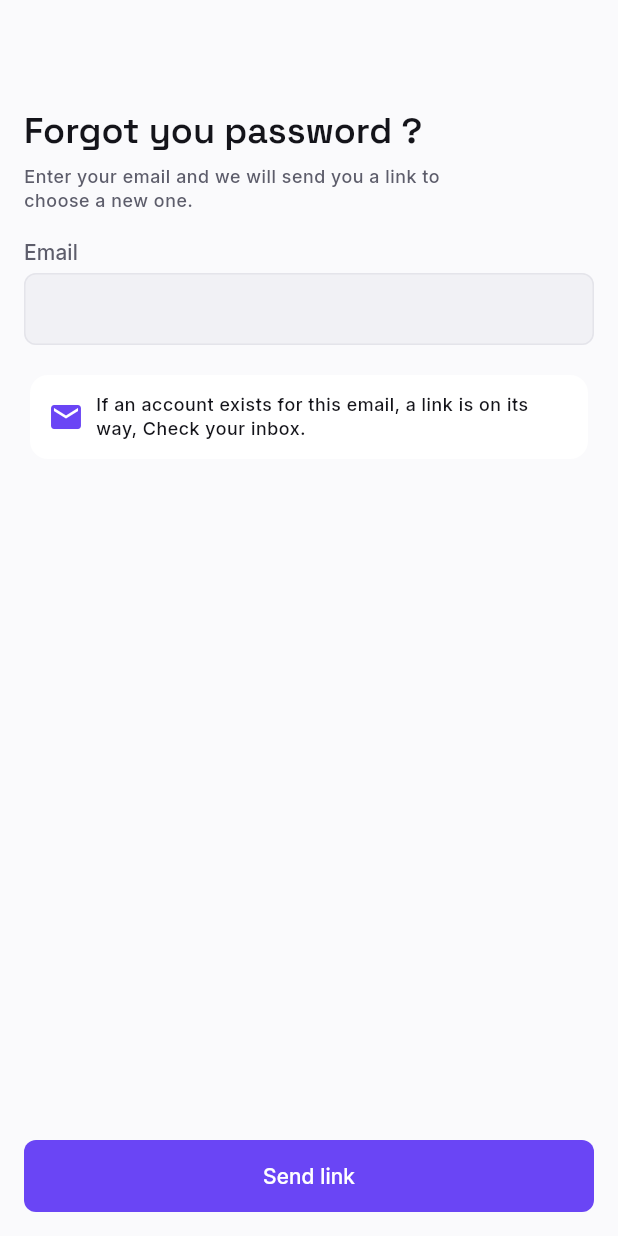
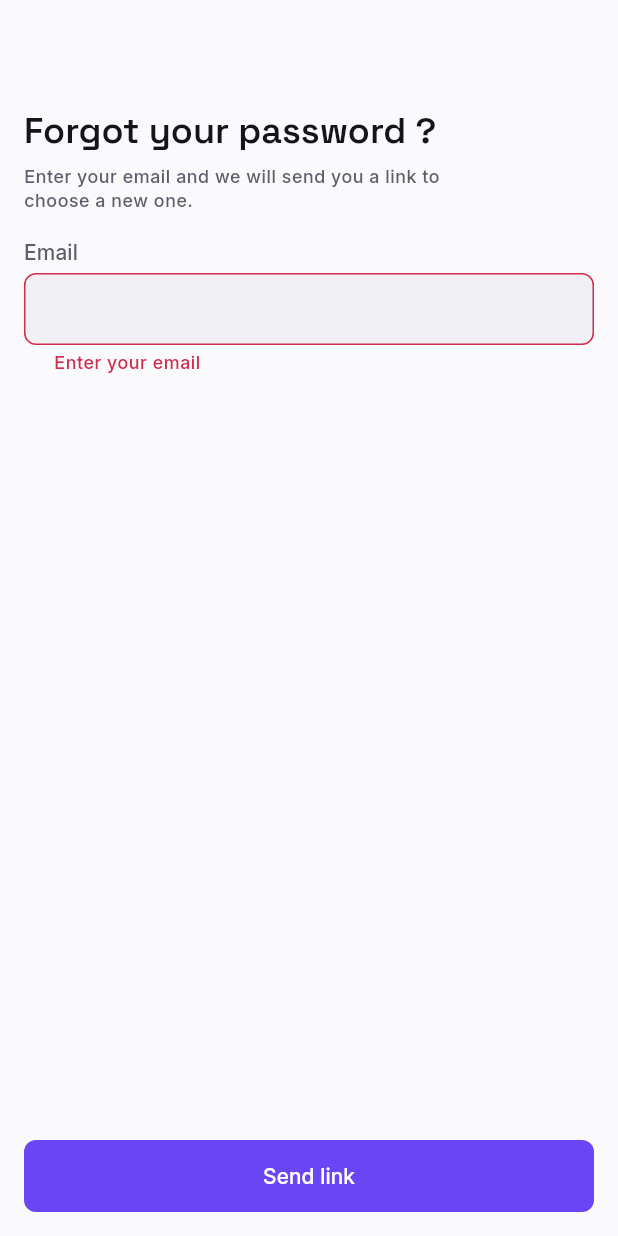
Before and after one commit to MPIT0T/music-room, a Flutter app: the ForgotPasswordScreen screen opened by its route, after a tap on "Send link", on a phone screen of 412 x 824 dp. Run offline on Flutter 3.47's test engine with Material 3 defaults, Android fonts, the phone set to English and light mode, and no system bars; our stand-ins replace go_router.

Commit message:
Forgot password: fix form, show confirmation card after sending

```diff
--- a/mobile/lib/ui/screens/auth/forgot_password_screen.dart
+++ b/mobile/lib/ui/screens/auth/forgot_password_screen.dart
@@ -14,6 +14,7 @@ class _ForgotPasswordScreenState extends State<ForgotPasswordScreen> {
   final _formKey = GlobalKey<FormState>();
   final TextEditingController _email = TextEditingController();
   bool _isLoading = false;
+  bool _linkSent = false;
 
   @override
   void dispose() {
@@ -26,7 +27,10 @@ class _ForgotPasswordScreenState extends State<ForgotPasswordScreen> {
     setState(() => _isLoading = true);
     await Future.delayed(const Duration(seconds: 1)); // API CALL
     if (!mounted) return;
-    context.go('/login');
+    setState(() {
+      _isLoading = false;
+      _linkSent = true;
+    });
   }
 
   @override
@@ -39,11 +43,12 @@ class _ForgotPasswordScreenState extends State<ForgotPasswordScreen> {
       body: AppScreenBody(
         maxWidth: 480,
         fillHeight: true,
+        child: Form(
+          key: _formKey,
           child: Column(
-          mainAxisAlignment: .spaceBetween,
             crossAxisAlignment: .stretch,
             children: [
-            Text("Forgot you password ?", style: tt.titleLarge),
+              Text("Forgot your password ?", style: tt.titleLarge),
               const SizedBox(height: Space.sm),
               Text(
                 "Enter your email and we will send you a link to\nchoose a new one.",
@@ -56,8 +61,12 @@ class _ForgotPasswordScreenState extends State<ForgotPasswordScreen> {
                 keyboardType: .emailAddress,
                 textInputAction: .done,
                 autofillHints: const [AutofillHints.email],
+                validator: (value) => (value == null || value.isEmpty)
+                    ? 'Enter your email'
+                    : null,
                 onFieldSubmit: (_) => _submit(),
               ),
+              if (_linkSent) ...[
                 const SizedBox(height: Space.lg),
                 Card(
                   child: Padding(
@@ -68,7 +77,7 @@ class _ForgotPasswordScreenState extends State<ForgotPasswordScreen> {
                         const SizedBox(width: Space.sm),
                         Expanded(
                           child: Text(
-                        'If an account exists for this email, a link is on its way, Check your inbox.',
+                            'If an account exists for this email, a link is on its way. Check your inbox.',
                             style: tt.bodySmall,
                           ),
                         ),
@@ -76,15 +85,17 @@ class _ForgotPasswordScreenState extends State<ForgotPasswordScreen> {
                     ),
                   ),
                 ),
-            Spacer(),
+              ],
+              const Spacer(),
               AppButton(
-              label: 'Send link',
-              onPressed: () {},
+                label: _linkSent ? 'Back to login' : 'Send link',
+                onPressed: _linkSent ? () => context.go('/login') : _submit,
                 isLoading: _isLoading,
               ),
             ],
           ),
         ),
+      ),
     );
   }
 }
```
Lines whose indentation alone changed are shown as unchanged.
